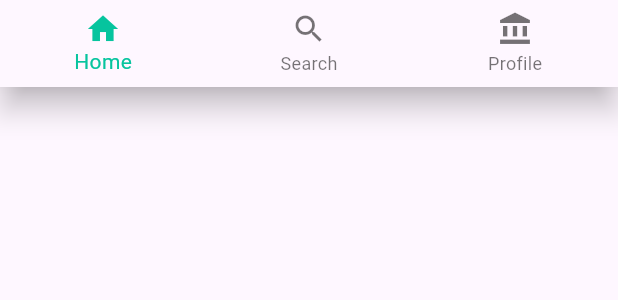
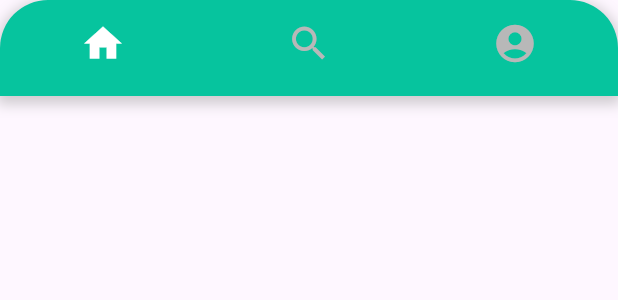
Before and after one commit to hansfigo/tourkuy, a Flutter app: the MyBottomNavigation widget shown alone on an empty page, opened directly, on a phone screen of 412 x 824 dp. Shown: the top 300 px of the screen. Run offline on Flutter 3.47's test engine with Material 3 defaults, Android fonts, the phone set to English and light mode, and no system bars; our stand-ins replace cloud_firestore, firebase_auth, firebase_core, flutter_rating_bar, flutter_riverpod; accounts and stored records are empty.

Commit message:
chore(bottom_navigation.dart): refactor BottomNavigationBar widget to improve code readability and add custom styling feat(bottom_navigation.dart): add support for customizing the background color, border radius, and box shadow of the BottomNavigationBar feat(bottom_navigation.dart): add support for customizing the icon size of the BottomNavigationBar items feat(bottom_navigation.dart): hide labels of the BottomNavigationBar items to create a cleaner UI feat(bottom_navigation.dart): customize the color of the unselected items in the BottomNavigationBar feat(bottom_navigation.dart): remove default elevation and background color of the BottomNavigationBar to create a transparent appearance

```diff
--- a/lib/common_widgets/bottom_navigation.dart
+++ b/lib/common_widgets/bottom_navigation.dart
@@ -4,6 +4,7 @@ import 'package:tourkuy/pages/home/home_page.dart';
 import 'package:tourkuy/pages/profile_page/profile_page.dart';
 import 'package:tourkuy/pages/search_page/search_page.dart';
 import 'package:tourkuy/providers/bottom_navigation_provider.dart';
+import 'package:tourkuy/styles/style.dart';
 import 'package:tourkuy/utils/goto.dart';
 
 class MyBottomNavigation extends ConsumerWidget {
@@ -12,6 +13,8 @@ class MyBottomNavigation extends ConsumerWidget {
   @override
   Widget build(BuildContext context, WidgetRef ref) {
     final int selectedIndex = ref.watch(bottomNavigationProvider).state;
+
+    const double iconSize = 30.0;
 
     void onItemTapped(int index) {
       ref.read(bottomNavigationProvider).set(index);
@@ -27,24 +30,45 @@ class MyBottomNavigation extends ConsumerWidget {
       }
     }
 
-    return BottomNavigationBar(
+    return Container(
+      decoration: BoxDecoration(
+        color: AppStyles.primaryColor, // Ganti warna sesuai kebutuhan
+        borderRadius: const BorderRadius.vertical(
+            top: Radius.circular(32.0)), // Atur border radius
+        boxShadow: [
+          BoxShadow(
+            color: Colors.grey.withOpacity(0.5),
+            spreadRadius: 2,
+            blurRadius: 7,
+            offset: Offset(0, 3),
+          ),
+        ],
+      ),
+      child: BottomNavigationBar(
         items: const <BottomNavigationBarItem>[
           BottomNavigationBarItem(
-          icon: Icon(Icons.home),
+            icon: Icon(Icons.home, size: iconSize),
             label: 'Home',
           ),
           BottomNavigationBarItem(
-          icon: Icon(Icons.search),
+            icon: Icon(Icons.search, size: iconSize),
             label: 'Search',
           ),
           BottomNavigationBarItem(
-          icon: Icon(Icons.account_balance),
+            icon: Icon(Icons.account_circle, size: iconSize),
             label: 'Profile',
           ),
         ],
+        showSelectedLabels: false,
+        showUnselectedLabels: false,
         currentIndex: selectedIndex,
-      selectedItemColor: const Color.fromARGB(255, 6, 196, 158),
+        unselectedItemColor: Color.fromARGB(255, 184, 184, 184),
+        selectedItemColor: Colors.white,
         onTap: onItemTapped,
+        elevation: 0, // Menghilangkan shadow bawaan dari BottomNavigationBar
+        backgroundColor:
+            Colors.transparent, // Menghilangkan warna latar belakang bawaan
+      ),
     );
   }
 }
```
Lines whose indentation alone changed are shown as unchanged.
